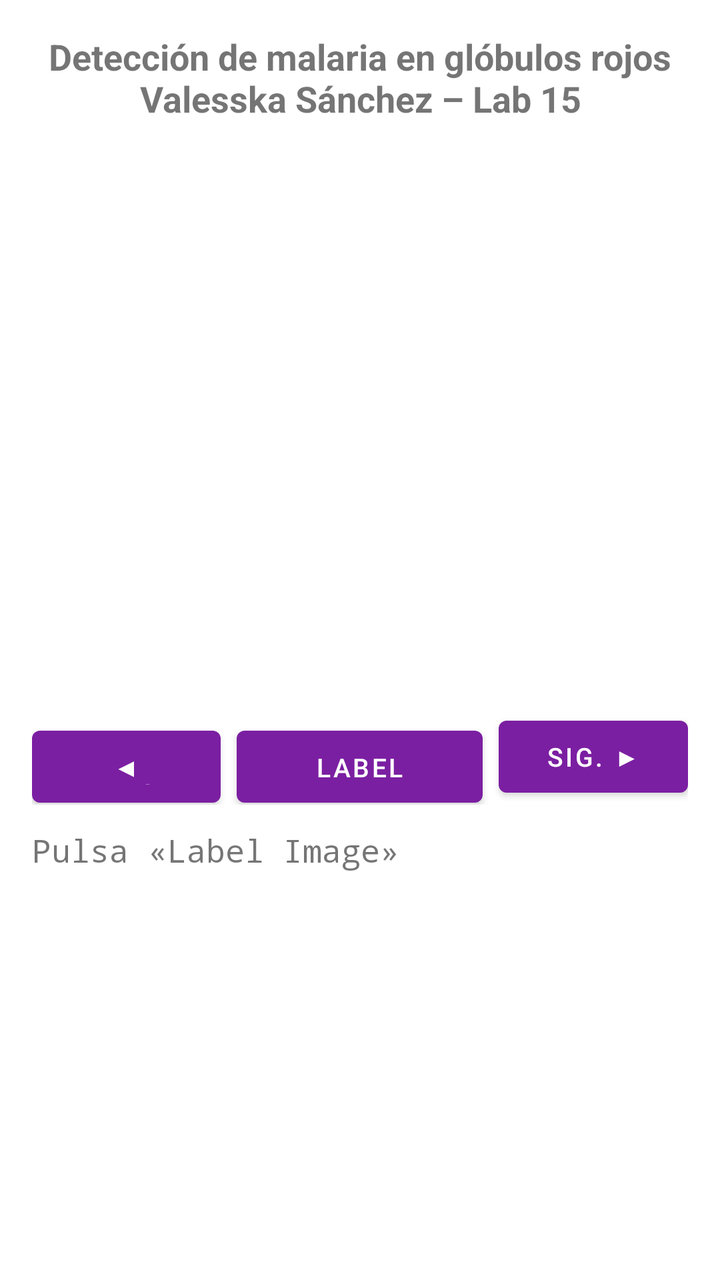
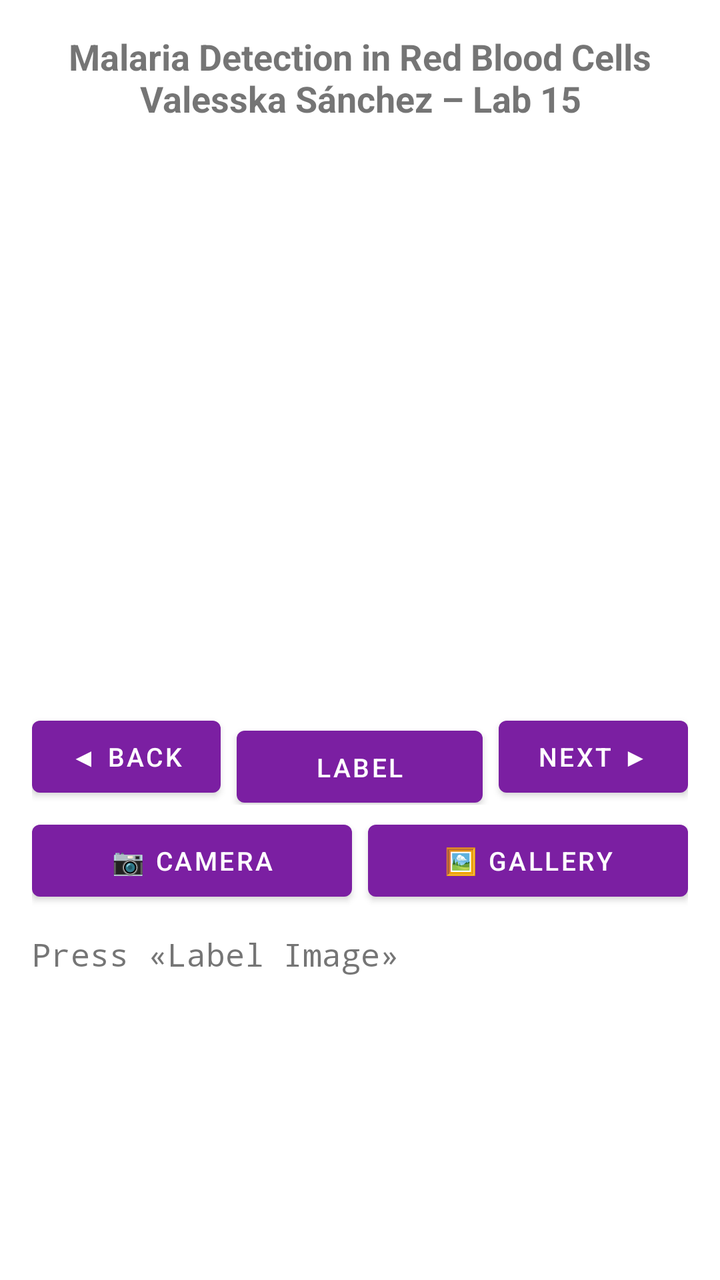

Before-and-after screenshots of an Android layout around one commit, followed by the original layout XML and the change that was made.
<!-- AndroidManifest.xml: application theme Theme.Lab15 -->
<!-- res/layout/activity_main.xml -->
<?xml version="1.0" encoding="utf-8"?>
<androidx.constraintlayout.widget.ConstraintLayout xmlns:android="http://schemas.android.com/apk/res/android"
    xmlns:app="http://schemas.android.com/apk/res-auto"
    android:layout_width="match_parent"
    android:layout_height="match_parent"
    android:padding="16dp">

    <TextView
        android:id="@+id/txtTitle"
        android:layout_width="0dp"
        android:layout_height="wrap_content"
        android:gravity="center"
        android:text="Detección de malaria en glóbulos rojos\nValesska Sánchez – Lab 15"
        android:textSize="18sp"
        android:textStyle="bold"
        app:layout_constraintTop_toTopOf="parent"
        app:layout_constraintStart_toStartOf="parent"
        app:layout_constraintEnd_toEndOf="parent" />

    
    <ImageView
        android:id="@+id/imageToLabel"
        android:layout_width="0dp"
        android:layout_height="0dp"
        android:layout_marginTop="12dp"
        android:adjustViewBounds="true"
        android:contentDescription="Muestra sanguínea"
        android:scaleType="fitCenter"
        app:layout_constraintDimensionRatio="4:3"
        app:layout_constraintTop_toBottomOf="@id/txtTitle"
        app:layout_constraintStart_toStartOf="parent"
        app:layout_constraintEnd_toEndOf="parent" />

    <TextView
        android:id="@+id/txtImageName"
        android:layout_width="0dp"
        android:layout_height="wrap_content"
        android:layout_marginTop="8dp"
        android:gravity="center"
        android:textSize="14sp"
        app:layout_constraintTop_toBottomOf="@id/imageToLabel"
        app:layout_constraintStart_toStartOf="parent"
        app:layout_constraintEnd_toEndOf="parent" />

    <LinearLayout
        android:id="@+id/buttons"
        android:layout_width="0dp"
        android:layout_height="wrap_content"
        android:layout_marginTop="8dp"
        android:orientation="horizontal"
        app:layout_constraintTop_toBottomOf="@id/txtImageName"
        app:layout_constraintStart_toStartOf="parent"
        app:layout_constraintEnd_toEndOf="parent">

        <Button
            android:id="@+id/btnPrev"
            android:layout_width="0dp"
            android:layout_height="wrap_content"
            android:layout_weight="1"
            android:text="◀ Atrás"
            android:maxLines="1"
            android:textSize="13sp" />

        <Button
            android:id="@+id/btnTest"
            android:layout_width="0dp"
            android:layout_height="wrap_content"
            android:layout_marginHorizontal="8dp"
            android:layout_weight="1.3"
            android:text="Label Image"
            android:maxLines="1"
            android:textSize="13sp" />

        <Button
            android:id="@+id/btnNext"
            android:layout_width="0dp"
            android:layout_height="wrap_content"
            android:layout_weight="1"
            android:text="Sig. ▶"
            android:maxLines="1"
            android:textSize="13sp" />
    </LinearLayout>

    
    <TextView
        android:id="@+id/txtOutput"
        android:layout_width="0dp"
        android:layout_height="0dp"
        android:layout_marginTop="12dp"
        android:fontFamily="monospace"
        android:text="Pulsa «Label Image»"
        android:textSize="16sp"
        app:layout_constraintTop_toBottomOf="@id/buttons"
        app:layout_constraintBottom_toBottomOf="parent"
        app:layout_constraintStart_toStartOf="parent"
        app:layout_constraintEnd_toEndOf="parent" />

</androidx.constraintlayout.widget.ConstraintLayout>
<!-- resources referenced by this layout -->
<resources>
  <style name="Theme.Lab15" parent="Theme.MaterialComponents.DayNight.DarkActionBar">
          <item name="colorPrimary">#7B1FA2</item>
          <item name="colorPrimaryVariant">#4A0072</item>
          <item name="colorOnPrimary">#FFFFFF</item>
      </style>
</resources>

<!-- the commit's change to res/layout/activity_main.xml (unified diff, before → after) -->
@@ -10,7 +10,7 @@
         android:layout_width="0dp"
         android:layout_height="wrap_content"
         android:gravity="center"
-        android:text="Detección de malaria en glóbulos rojos\nValesska Sánchez – Lab 15"
+        android:text="Malaria Detection in Red Blood Cells\nValesska Sánchez – Lab 15"
         android:textSize="18sp"
         android:textStyle="bold"
         app:layout_constraintTop_toTopOf="parent"
@@ -24,7 +24,7 @@
         android:layout_height="0dp"
         android:layout_marginTop="12dp"
         android:adjustViewBounds="true"
-        android:contentDescription="Muestra sanguínea"
+        android:contentDescription="Blood sample"
         android:scaleType="fitCenter"
         app:layout_constraintDimensionRatio="4:3"
         app:layout_constraintTop_toBottomOf="@id/txtTitle"
@@ -57,7 +57,7 @@
             android:layout_width="0dp"
             android:layout_height="wrap_content"
             android:layout_weight="1"
-            android:text="◀ Atrás"
+            android:text="◀ Back"
             android:maxLines="1"
             android:textSize="13sp" />
 
@@ -76,7 +76,38 @@
             android:layout_width="0dp"
             android:layout_height="wrap_content"
             android:layout_weight="1"
-            android:text="Sig. ▶"
+            android:text="Next ▶"
+            android:maxLines="1"
+            android:textSize="13sp" />
+    </LinearLayout>
+
+    
+    <LinearLayout
+        android:id="@+id/buttonsSource"
+        android:layout_width="0dp"
+        android:layout_height="wrap_content"
+        android:layout_marginTop="4dp"
+        android:orientation="horizontal"
+        app:layout_constraintTop_toBottomOf="@id/buttons"
+        app:layout_constraintStart_toStartOf="parent"
+        app:layout_constraintEnd_toEndOf="parent">
+
+        <Button
+            android:id="@+id/btnCamera"
+            android:layout_width="0dp"
+            android:layout_height="wrap_content"
+            android:layout_marginEnd="8dp"
+            android:layout_weight="1"
+            android:text="📷 Camera"
+            android:maxLines="1"
+            android:textSize="13sp" />
+
+        <Button
+            android:id="@+id/btnGallery"
+            android:layout_width="0dp"
+            android:layout_height="wrap_content"
+            android:layout_weight="1"
+            android:text="🖼 Gallery"
             android:maxLines="1"
             android:textSize="13sp" />
     </LinearLayout>
@@ -88,11 +119,13 @@
         android:layout_height="0dp"
         android:layout_marginTop="12dp"
         android:fontFamily="monospace"
-        android:text="Pulsa «Label Image»"
+        android:text="Press «Label Image»"
         android:textSize="16sp"
-        app:layout_constraintTop_toBottomOf="@id/buttons"
         app:layout_constraintBottom_toBottomOf="parent"
+        app:layout_constraintEnd_toEndOf="parent"
+        app:layout_constraintHorizontal_bias="0.0"
         app:layout_constraintStart_toStartOf="parent"
-        app:layout_constraintEnd_toEndOf="parent" />
+        app:layout_constraintTop_toBottomOf="@id/buttonsSource"
+        app:layout_constraintVertical_bias="1.0" />
 
 </androidx.constraintlayout.widget.ConstraintLayout>
